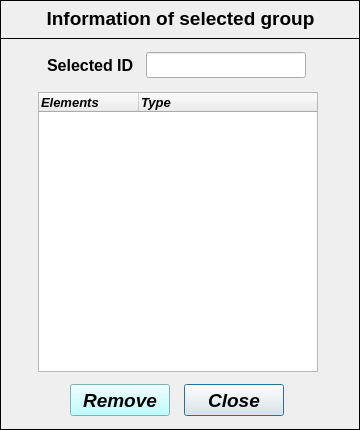
First picture: the form in pulse/uix/user_input/ui/getGroupInformationAndRemoveInput.ui, repository open-pulse/OpenPulse, before the edit.
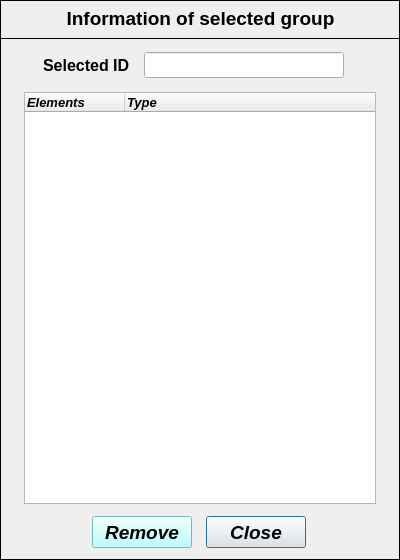
Second picture: the form after the edit.

Diff of the .ui file:
```diff
--- a/pulse/uix/user_input/ui/getGroupInformationAndRemoveInput.ui
+++ b/pulse/uix/user_input/ui/getGroupInformationAndRemoveInput.ui
@@ -6,20 +6,20 @@
    <rect>
     <x>0</x>
     <y>0</y>
-    <width>360</width>
-    <height>430</height>
+    <width>400</width>
+    <height>560</height>
    </rect>
   </property>
   <property name="minimumSize">
    <size>
-    <width>360</width>
-    <height>430</height>
+    <width>400</width>
+    <height>560</height>
    </size>
   </property>
   <property name="maximumSize">
    <size>
-    <width>360</width>
-    <height>430</height>
+    <width>400</width>
+    <height>560</height>
    </size>
   </property>
   <property name="windowTitle">
@@ -30,7 +30,7 @@
     <rect>
      <x>0</x>
      <y>0</y>
-     <width>360</width>
+     <width>400</width>
      <height>39</height>
     </rect>
    </property>
@@ -46,7 +46,7 @@
    <widget class="QLabel" name="label">
     <property name="geometry">
      <rect>
-      <x>34</x>
+      <x>54</x>
       <y>2</y>
       <width>293</width>
       <height>33</height>
@@ -77,8 +77,8 @@
     <rect>
      <x>0</x>
      <y>38</y>
-     <width>360</width>
-     <height>392</height>
+     <width>400</width>
+     <height>522</height>
     </rect>
    </property>
    <property name="frameShape">
@@ -93,21 +93,21 @@
    <widget class="QLineEdit" name="lineEdit_selected_ID">
     <property name="geometry">
      <rect>
-      <x>146</x>
+      <x>144</x>
       <y>14</y>
-      <width>160</width>
+      <width>200</width>
       <height>26</height>
      </rect>
     </property>
     <property name="minimumSize">
      <size>
-      <width>160</width>
+      <width>200</width>
       <height>0</height>
      </size>
     </property>
     <property name="maximumSize">
      <size>
-      <width>160</width>
+      <width>200</width>
       <height>16777215</height>
      </size>
     </property>
@@ -133,22 +133,22 @@
    <widget class="QTreeWidget" name="treeWidget_group_info">
     <property name="geometry">
      <rect>
-      <x>38</x>
+      <x>24</x>
       <y>54</y>
-      <width>280</width>
-      <height>280</height>
+      <width>352</width>
+      <height>412</height>
      </rect>
     </property>
     <property name="minimumSize">
      <size>
-      <width>280</width>
-      <height>280</height>
+      <width>352</width>
+      <height>412</height>
      </size>
     </property>
     <property name="maximumSize">
      <size>
-      <width>280</width>
-      <height>280</height>
+      <width>352</width>
+      <height>412</height>
      </size>
     </property>
     <property name="font">
@@ -174,8 +174,8 @@
    <widget class="QPushButton" name="pushButton_close">
     <property name="geometry">
      <rect>
-      <x>184</x>
-      <y>346</y>
+      <x>206</x>
+      <y>478</y>
       <width>100</width>
       <height>32</height>
      </rect>
@@ -208,8 +208,8 @@
    <widget class="QPushButton" name="pushButton_remove">
     <property name="geometry">
      <rect>
-      <x>70</x>
-      <y>346</y>
+      <x>92</x>
+      <y>478</y>
       <width>100</width>
       <height>32</height>
      </rect>
@@ -248,7 +248,7 @@
     </property>
     <property name="geometry">
      <rect>
-      <x>36</x>
+      <x>32</x>
       <y>14</y>
       <width>110</width>
       <height>26</height>
```
